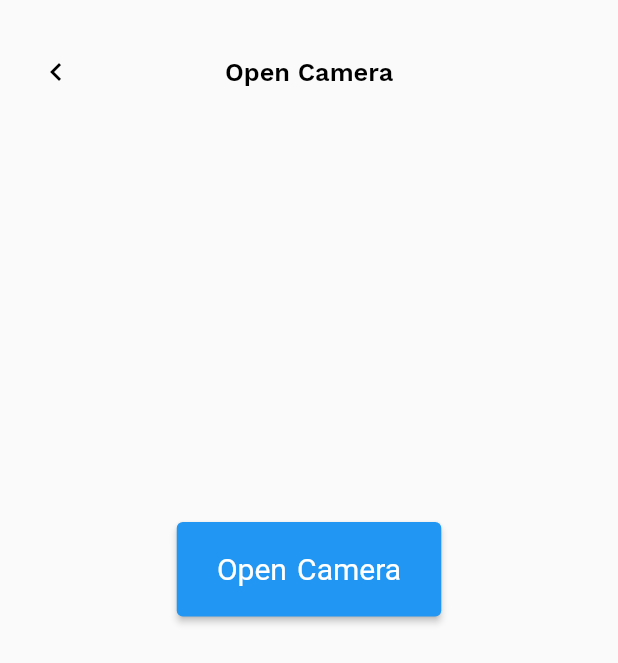
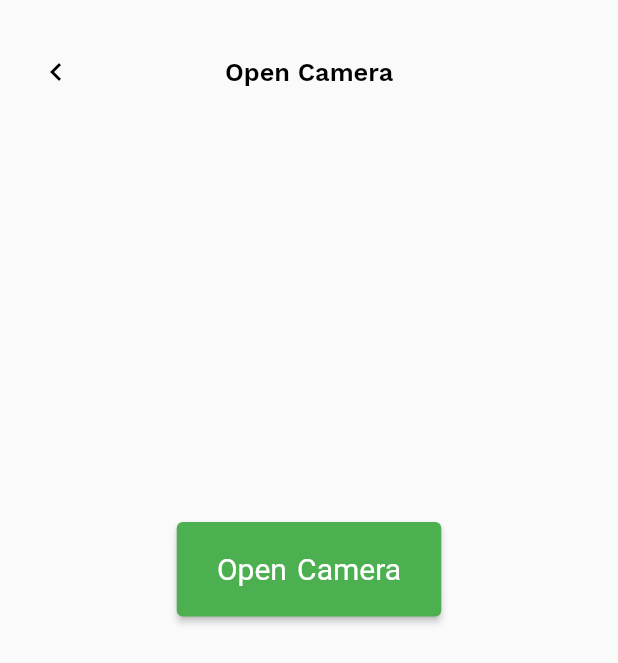
Before and after one commit to kavinduhandapangoda/SDGP-Android-code, a Flutter app: the QuickScanPage screen opened by its route, on a phone screen of 412 x 824 dp. Shown: the top 663 px of the screen. Run offline on Flutter 3.47's test engine with Material 2 defaults, Android fonts, the phone set to English and light mode, and no system bars; our stand-ins replace camera, flutter_screenutil, flutter_svg, font_awesome_flutter, geolocator, get_it and 4 more; missing offline and left inert: tflite.

Commit message:
color update

```diff
--- a/lib/src/mobile_ui/quickScanPage.dart
+++ b/lib/src/mobile_ui/quickScanPage.dart
@@ -271,7 +271,7 @@ class _QuickScanPageState extends State<QuickScanPage> {
                         _getFromCamera();
                       },
                       style: ButtonStyle(
-                          backgroundColor: MaterialStateProperty.all(Colors.blue),
+                          backgroundColor: MaterialStateProperty.all(Colors.green),
                           padding: MaterialStateProperty.all(const EdgeInsets.all(20)),
                           textStyle:
                           MaterialStateProperty.all(const TextStyle(fontSize: 20)))),
```
